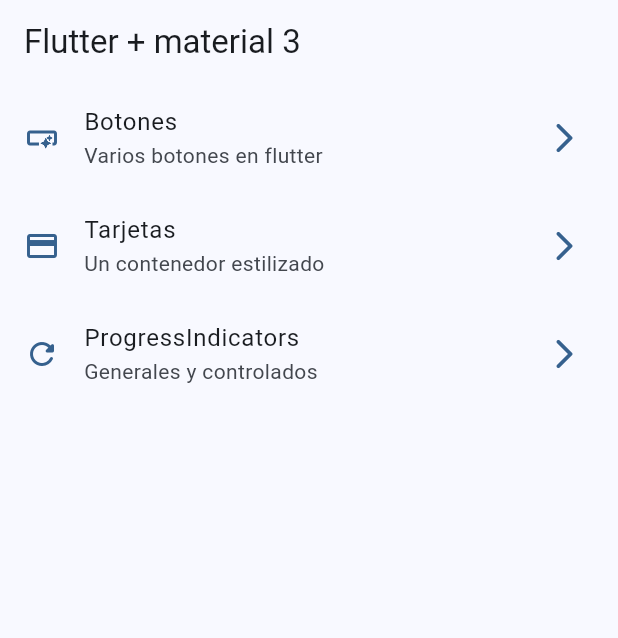
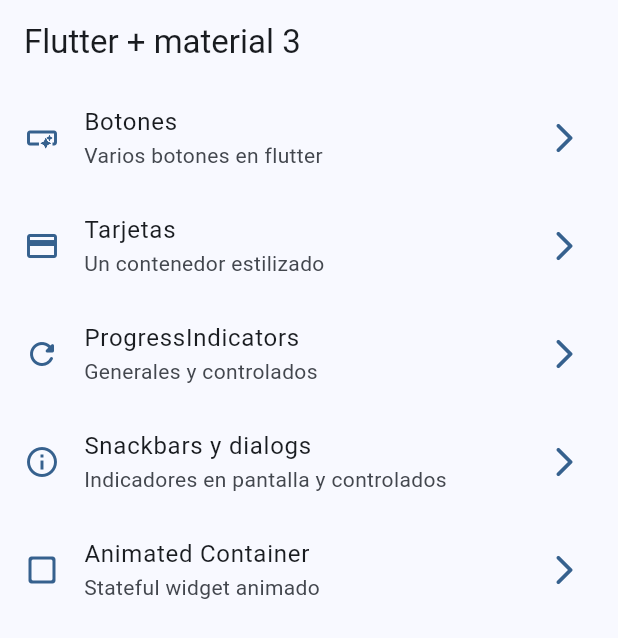
Before and after one commit to luiseduardovb/widgets_app, a Flutter app: the screen it shows after launch, on a phone screen of 412 x 824 dp. Shown: the top 638 px of the screen. Run offline on Flutter 3.47's test engine with Material 2 defaults, Android fonts, the phone set to English and light mode, and no system bars; our stand-ins replace go_router.

Commit message:
Add animated container

```diff
--- a/lib/config/menu/menu_items.dart
+++ b/lib/config/menu/menu_items.dart
@@ -28,5 +28,15 @@ const appMenuItems = <MenuItem>[
       title: 'ProgressIndicators',
       subtitle: 'Generales y controlados',
       link: '/progress',
-      icon: Icons.refresh_rounded)
+      icon: Icons.refresh_rounded),
+  MenuItem(
+      title: 'Snackbars y dialogs',
+      subtitle: 'Indicadores en pantalla y controlados',
+      link: '/snackbars',
+      icon: Icons.info_outline),
+  MenuItem(
+      title: 'Animated Container',
+      subtitle: 'Stateful widget animado',
+      link: '/animated',
+      icon: Icons.check_box_outline_blank_rounded)
 ];
--- a/lib/config/router/app_router.dart
+++ b/lib/config/router/app_router.dart
@@ -23,4 +23,14 @@ final appRouter = GoRouter(initialLocation: '/', routes: [
     name: ProgressScreen.name,
     builder: (context, state) => const ProgressScreen(),
   ),
+  GoRoute(
+    path: '/snackbars',
+    name: SnackbarScreen.name,
+    builder: (context, state) => const SnackbarScreen(),
+  ),
+  GoRoute(
+    path: '/animated',
+    name: AnimatedScreen.name,
+    builder: (context, state) => const AnimatedScreen(),
+  ),
 ]);
--- a/lib/main.dart
+++ b/lib/main.dart
@@ -12,6 +12,7 @@ class MainApp extends StatelessWidget {
   @override
   Widget build(BuildContext context) {
     return MaterialApp.router(
+      title: 'Flutter Widgets',
       routerConfig: appRouter,
       debugShowCheckedModeBanner: false,
       theme: AppTheme(selectedColor: 0).getTheme(),
```
Also changed, not shown: lib/presentation/screens/animated/animated_screen.dart (+53 -2 lines), lib/presentation/screens/snackbar/snackbar_screen.dart (+55 -1 lines).
